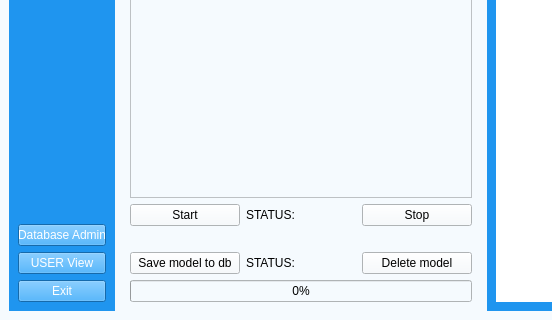
Qt form UI/aUI_projekt_MRI.ui (matimusial/ADHDPredictorApp) before a commit; both pictures show x 0 to 552 and y 440 to 760 of the 1280 by 760 pixel window.
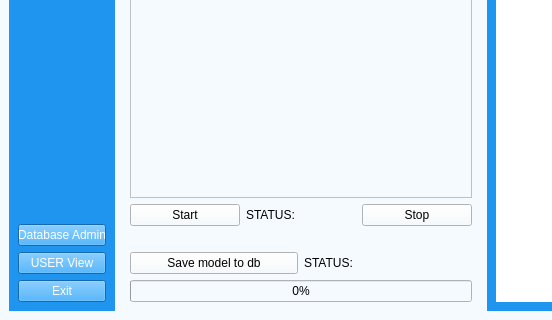
The same form after that commit. Icons and pictures are not drawn.

Commit message: delete button gone

Diff of the .ui file:
```diff
--- a/UI/aUI_projekt_MRI.ui
+++ b/UI/aUI_projekt_MRI.ui
@@ -422,13 +422,6 @@
                        </property>
                       </widget>
                      </item>
-                     <item>
-                      <widget class="QPushButton" name="del_model_2">
-                       <property name="text">
-                        <string>Delete model</string>
-                       </property>
-                      </widget>
-                     </item>
                     </layout>
                    </item>
                   </layout>
```
The commit also changes 5 other files.
